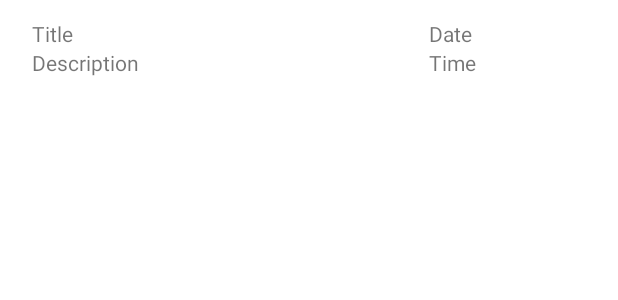
After one commit to galabitbul8/ToDoApp, an Android app: the layout list_item.xml on its own in the app's theme, with its tools: preview values and no code run, on a phone screen of 412 x 824 dp. The commit adds this screen. Shown: the top 300 px of the screen. Run offline under Robolectric (Android 15) with nearby library versions, the phone set to English and light mode, and no system bars.

Commit message:
list data

```diff
--- a/app/src/main/AndroidManifest.xml
+++ b/app/src/main/AndroidManifest.xml
@@ -7,7 +7,7 @@
         android:icon="@mipmap/ic_launcher"
         android:label="@string/app_name"
         android:roundIcon="@mipmap/ic_launcher_round"
-        android:supportsRtl="true"
+        android:supportsRtl="false"
         android:theme="@style/Theme.ToDoApp">
         <activity android:name=".EditorActivity"></activity>
         <activity android:name=".ToDoListActivity" />
--- a/app/src/main/java/com/galab_rotemle/ex3/EditorActivity.java
+++ b/app/src/main/java/com/galab_rotemle/ex3/EditorActivity.java
@@ -57,7 +57,6 @@ public class EditorActivity extends AppCompatActivity implements View.OnClickLis
             // Open our DB
             TodosDB = openOrCreateDatabase(MY_DB_NAME, MODE_PRIVATE, null);
             Log.d("myLog", "openDB: ");
-
         }
         catch (Exception e)
         {
--- a/app/src/main/java/com/galab_rotemle/ex3/LoginActivity.java
+++ b/app/src/main/java/com/galab_rotemle/ex3/LoginActivity.java
@@ -77,6 +77,7 @@ public class LoginActivity extends AppCompatActivity implements View.OnClickList
             else {
                 TodosDB.execSQL("INSERT INTO users(name, password) VALUES (?, ?)", new String[] {username.getText().toString(), password.getText().toString()});
             }
+            cursor.close();
             editor.putBoolean("isLogged", true);
             editor.putString("username", username.getText().toString());
             editor.commit();
--- /dev/null
+++ b/app/src/main/res/layout/list_item.xml
@@ -0,0 +1,64 @@
+<?xml version="1.0" encoding="utf-8"?>
+
+<!-- Layout for a single list item -->
+<LinearLayout xmlns:android="http://schemas.android.com/apk/res/android"
+    android:layout_width="match_parent"
+    android:layout_height="wrap_content"
+    android:gravity="center_vertical"
+    android:minHeight="?android:attr/listPreferredItemHeight"
+    android:orientation="horizontal"
+    android:padding="5dp">
+
+
+
+    <LinearLayout
+        android:layout_width="0dp"
+        android:layout_height="wrap_content"
+        android:layout_weight="2"
+        android:orientation="vertical"
+        android:paddingLeft="16dp"
+        android:paddingRight="16dp">
+
+
+
+        <TextView
+            android:id="@+id/titleID"
+            android:layout_width="wrap_content"
+            android:layout_height="wrap_content"
+            android:text="Title"
+            android:textFontWeight="700"
+            />
+
+        <TextView
+            android:id="@+id/descriptionID"
+            android:layout_width="wrap_content"
+            android:layout_height="wrap_content"
+            android:text="Description"
+            />
+
+    </LinearLayout>
+
+    <LinearLayout
+        android:layout_width="4dp"
+        android:layout_height="wrap_content"
+        android:layout_weight="1"
+        android:orientation="vertical"
+        android:paddingLeft="16dp"
+        android:paddingRight="16dp">
+
+
+        <TextView
+            android:id="@+id/dateID"
+            android:layout_width="wrap_content"
+            android:layout_height="wrap_content"
+            android:text="Date" />
+
+        <TextView
+            android:id="@+id/timeID"
+            android:layout_width="wrap_content"
+            android:layout_height="wrap_content"
+            android:text="Time" />
+
+    </LinearLayout>
+
+</LinearLayout>
```
Also changed, not shown: app/src/main/java/com/galab_rotemle/ex3/ToDoListActivity.java (+71 -1 lines), app/src/main/java/com/galab_rotemle/ex3/TodosListAdapter.java (+24 -4 lines).
